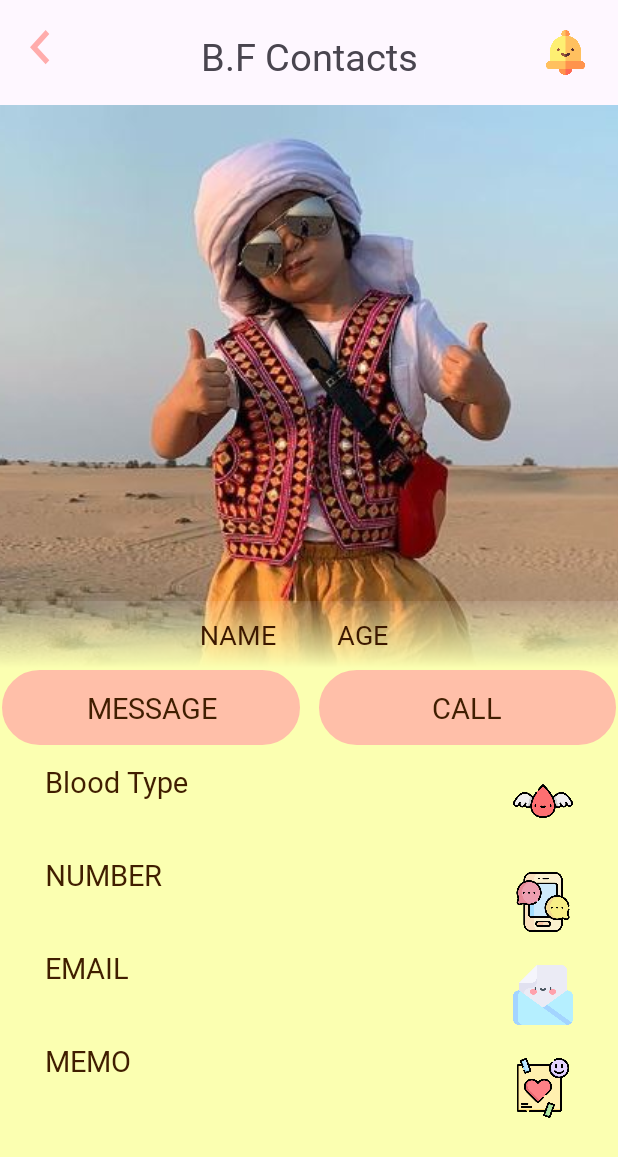
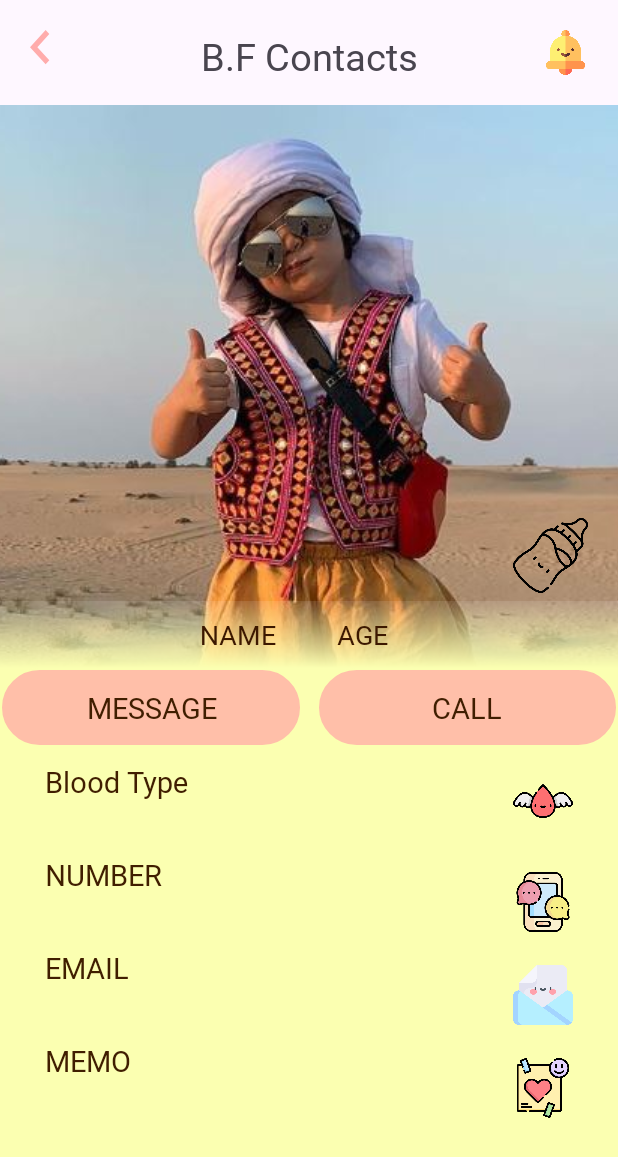
Before and after one commit to cording10jianzo/B.F-Baby_Friend-, an Android app: the DetailActivity screen opened directly, with no data from a screen before it, on a phone screen of 412 x 824 dp. Shown: the top 1157 px of the screen. Run offline under Robolectric (Android 15) with nearby library versions, the phone set to English and light mode, and no system bars.

Commit message:
[DESIGN] : 🎨 좋아요 버튼 추가했습니다.

```diff
--- a/app/src/main/res/layout/activity_detail.xml
+++ b/app/src/main/res/layout/activity_detail.xml
@@ -66,6 +66,15 @@
                 app:layout_constraintEnd_toEndOf="parent"
                 app:layout_constraintStart_toStartOf="parent"
                 app:layout_constraintTop_toTopOf="@id/detail_page_main_layout" />
+
+            <ImageView
+                android:layout_width="50dp"
+                android:layout_height="50dp"
+                android:src="@drawable/bottle"
+                app:layout_constraintBottom_toBottomOf="@id/detail_page_main_image"
+                android:layout_marginBottom="50dp"
+                app:layout_constraintEnd_toEndOf="parent"
+                android:layout_marginEnd="20dp"/>
 
             <androidx.constraintlayout.widget.ConstraintLayout
                 android:layout_width="match_parent"
```
